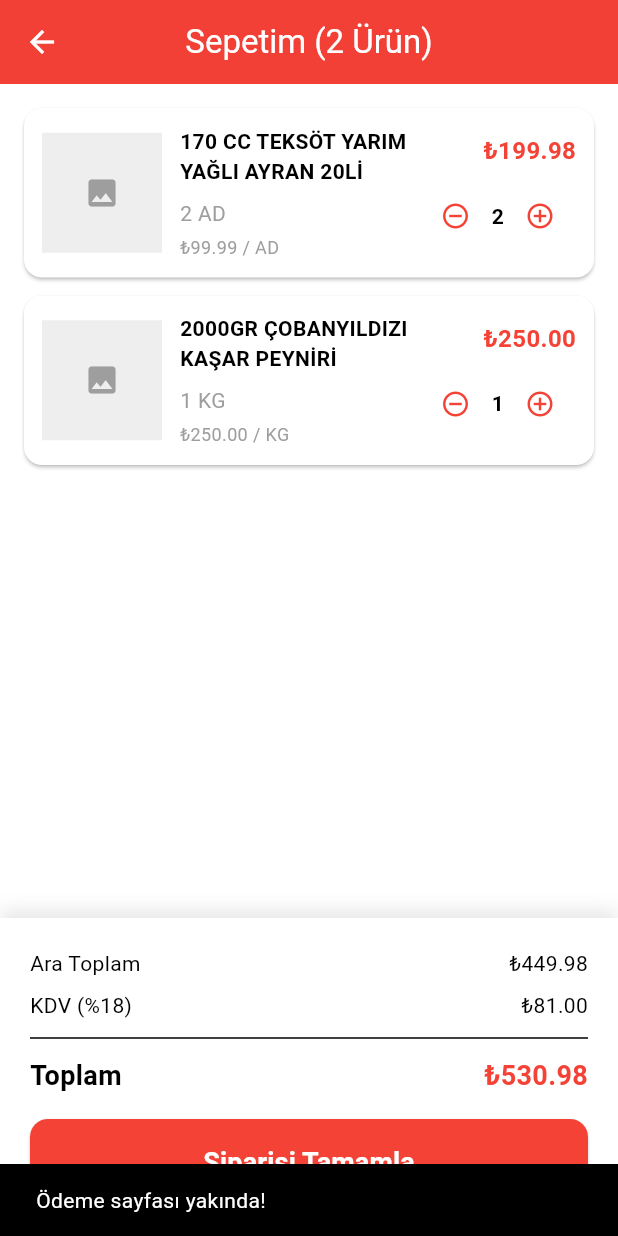
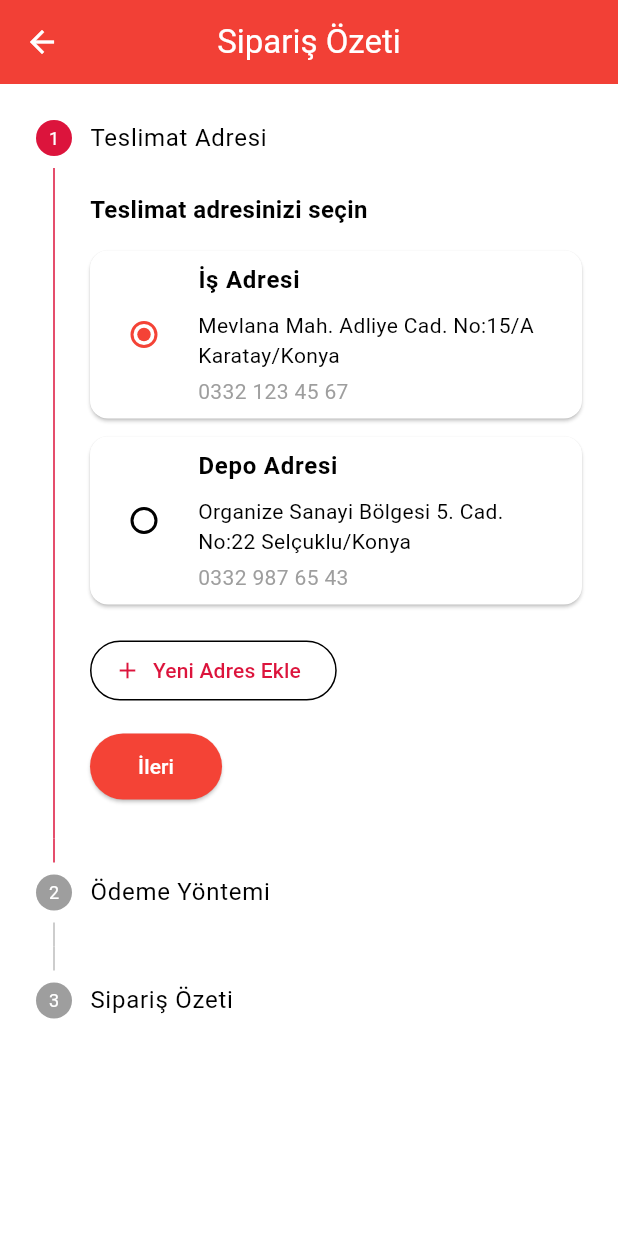
Before and after one commit to MuhammedEbrar/kaptan-catering-mobile, a Flutter app: the CartScreen screen opened directly, after a tap on "Siparişi Tamamla", on a phone screen of 412 x 824 dp. Run offline on Flutter 3.47's test engine with Material 3 defaults, Android fonts, the light colour scheme and no system bars; our stand-ins replace dio, flutter_secure_storage, get_it, shared_preferences; accounts and stored records are empty.

Commit message:
feat: Checkout ve sipariş başarılı sayfaları eklendi

```diff
--- a/lib/presentation/screens/cart/cart_screen.dart
+++ b/lib/presentation/screens/cart/cart_screen.dart
@@ -1,4 +1,5 @@
 import 'package:flutter/material.dart';
+import 'checkout_screen.dart';
 
 class CartScreen extends StatefulWidget {
   const CartScreen({Key? key}) : super(key: key);
@@ -245,10 +246,10 @@ class _CartScreenState extends State<CartScreen> {
           const SizedBox(height: 16),
           ElevatedButton(
             onPressed: () {
-              ScaffoldMessenger.of(context).showSnackBar(
-                const SnackBar(
-                  content: Text('Ödeme sayfası yakında!'),
-                  duration: Duration(seconds: 2),
+              Navigator.push(
+                context,
+                MaterialPageRoute(
+                  builder: (_) => const CheckoutScreen(),
                 ),
               );
             },
--- /dev/null
+++ b/lib/presentation/screens/cart/checkout_screen.dart
@@ -0,0 +1,427 @@
+import 'package:flutter/material.dart';
+
+class CheckoutScreen extends StatefulWidget {
+  const CheckoutScreen({Key? key}) : super(key: key);
+
+  @override
+  State<CheckoutScreen> createState() => _CheckoutScreenState();
+}
+
+class _CheckoutScreenState extends State<CheckoutScreen> {
+  int _currentStep = 0;
+  int _selectedAddressIndex = 0;
+  int _selectedPaymentIndex = 0;
+  bool _termsAccepted = false;
+
+  final List<Map<String, String>> _addresses = [
+    {
+      'title': 'İş Adresi',
+      'address': 'Mevlana Mah. Adliye Cad. No:15/A Karatay/Konya',
+      'phone': '0332 123 45 67',
+    },
+    {
+      'title': 'Depo Adresi',
+      'address': 'Organize Sanayi Bölgesi 5. Cad. No:22 Selçuklu/Konya',
+      'phone': '0332 987 65 43',
+    },
+  ];
+
+  @override
+  Widget build(BuildContext context) {
+    return Scaffold(
+      appBar: AppBar(
+        title: const Text('Sipariş Özeti'),
+        backgroundColor: Colors.red,
+      ),
+      body: Stepper(
+        currentStep: _currentStep,
+        onStepContinue: () {
+          if (_currentStep < 2) {
+            setState(() {
+              _currentStep++;
+            });
+          } else {
+            _completeOrder();
+          }
+        },
+        onStepCancel: () {
+          if (_currentStep > 0) {
+            setState(() {
+              _currentStep--;
+            });
+          }
+        },
+        controlsBuilder: (context, details) {
+          return Padding(
+            padding: const EdgeInsets.only(top: 16),
+            child: Row(
+              children: [
+                ElevatedButton(
+                  onPressed: details.onStepContinue,
+                  style: ElevatedButton.styleFrom(
+                    backgroundColor: Colors.red,
+                    padding: const EdgeInsets.symmetric(horizontal: 32, vertical: 12),
+                  ),
+                  child: Text(
+                    _currentStep == 2 ? 'Siparişi Onayla' : 'İleri',
+                    style: const TextStyle(color: Colors.white),
+                  ),
+                ),
+                if (_currentStep > 0) ...[
+                  const SizedBox(width: 12),
+                  OutlinedButton(
+                    onPressed: details.onStepCancel,
+                    child: const Text('Geri'),
+                  ),
+                ],
+              ],
+            ),
+          );
+        },
+        steps: [
+          Step(
+            title: const Text('Teslimat Adresi'),
+            content: _buildAddressStep(),
+            isActive: _currentStep >= 0,
+            state: _currentStep > 0 ? StepState.complete : StepState.indexed,
+          ),
+          Step(
+            title: const Text('Ödeme Yöntemi'),
+            content: _buildPaymentStep(),
+            isActive: _currentStep >= 1,
+            state: _currentStep > 1 ? StepState.complete : StepState.indexed,
+          ),
+          Step(
+            title: const Text('Sipariş Özeti'),
+            content: _buildSummaryStep(),
+            isActive: _currentStep >= 2,
+          ),
+        ],
+      ),
+    );
+  }
+
+  Widget _buildAddressStep() {
+    return Column(
+      crossAxisAlignment: CrossAxisAlignment.start,
+      children: [
+        const Text(
+          'Teslimat adresinizi seçin',
+          style: TextStyle(fontWeight: FontWeight.bold, fontSize: 16),
+        ),
+        const SizedBox(height: 16),
+        ...List.generate(_addresses.length, (index) {
+          final address = _addresses[index];
+          return Card(
+            margin: const EdgeInsets.only(bottom: 12),
+            child: RadioListTile<int>(
+              value: index,
+              groupValue: _selectedAddressIndex,
+              onChanged: (value) {
+                setState(() {
+                  _selectedAddressIndex = value!;
+                });
+              },
+              title: Text(
+                address['title']!,
+                style: const TextStyle(fontWeight: FontWeight.bold),
+              ),
+              subtitle: Column(
+                crossAxisAlignment: CrossAxisAlignment.start,
+                children: [
+                  const SizedBox(height: 8),
+                  Text(address['address']!),
+                  const SizedBox(height: 4),
+                  Text(
+                    address['phone']!,
+                    style: const TextStyle(color: Colors.grey),
+                  ),
+                ],
+              ),
+              activeColor: Colors.red,
+            ),
+          );
+        }),
+        const SizedBox(height: 8),
+        OutlinedButton.icon(
+          onPressed: () {
+            ScaffoldMessenger.of(context).showSnackBar(
+              const SnackBar(content: Text('Yeni adres ekleme yakında!')),
+            );
+          },
+          icon: const Icon(Icons.add),
+          label: const Text('Yeni Adres Ekle'),
+        ),
+      ],
+    );
+  }
+
+  Widget _buildPaymentStep() {
+    return Column(
+      crossAxisAlignment: CrossAxisAlignment.start,
+      children: [
+        const Text(
+          'Ödeme yönteminizi seçin',
+          style: TextStyle(fontWeight: FontWeight.bold, fontSize: 16),
+        ),
+        const SizedBox(height: 16),
+        Card(
+          child: RadioListTile<int>(
+            value: 0,
+            groupValue: _selectedPaymentIndex,
+            onChanged: (value) {
+              setState(() {
+                _selectedPaymentIndex = value!;
+              });
+            },
+            title: const Text('Kredi/Banka Kartı'),
+            subtitle: const Text('İyzico güvenli ödeme'),
+            secondary: const Icon(Icons.credit_card, color: Colors.red),
+            activeColor: Colors.red,
+          ),
+        ),
+        Card(
+          child: RadioListTile<int>(
+            value: 1,
+            groupValue: _selectedPaymentIndex,
+            onChanged: (value) {
+              setState(() {
+                _selectedPaymentIndex = value!;
+              });
+            },
+            title: const Text('Kapıda Ödeme'),
+            subtitle: const Text('Teslimat sırasında nakit veya POS ile'),
+            secondary: const Icon(Icons.money, color: Colors.red),
+            activeColor: Colors.red,
+          ),
+        ),
+      ],
+    );
+  }
+
+  Widget _buildSummaryStep() {
+    final selectedAddress = _addresses[_selectedAddressIndex];
+    final paymentMethod = _selectedPaymentIndex == 0
+        ? 'Kredi/Banka Kartı'
+        : 'Kapıda Ödeme';
+
+    return Column(
+      crossAxisAlignment: CrossAxisAlignment.start,
+      children: [
+        const Text(
+          'Sipariş Bilgileri',
+          style: TextStyle(fontWeight: FontWeight.bold, fontSize: 18),
+        ),
+        const SizedBox(height: 16),
+
+        // Ürünler
+        Card(
+          child: Padding(
+            padding: const EdgeInsets.all(16),
+            child: Column(
+              crossAxisAlignment: CrossAxisAlignment.start,
+              children: [
+                const Text(
+                  'Ürünler',
+                  style: TextStyle(fontWeight: FontWeight.bold),
+                ),
+                const SizedBox(height: 8),
+                const Text('2 ürün'),
+                const Text('170 CC TEKSÖT YARIM YAĞLI AYRAN x2'),
+                const Text('2000GR ÇOBANYILDIZI KAŞAR PEYNİRİ x1'),
+              ],
+            ),
+          ),
+        ),
+
+        // Teslimat Adresi
+        Card(
+          child: ListTile(
+            leading: const Icon(Icons.location_on, color: Colors.red),
+            title: Text(
+              selectedAddress['title']!,
+              style: const TextStyle(fontWeight: FontWeight.bold),
+            ),
+            subtitle: Text(selectedAddress['address']!),
+            trailing: TextButton(
+              onPressed: () {
+                setState(() {
+                  _currentStep = 0;
+                });
+              },
+              child: const Text('Değiştir'),
+            ),
+          ),
+        ),
+
+        // Ödeme Yöntemi
+        Card(
+          child: ListTile(
+            leading: Icon(
+              _selectedPaymentIndex == 0 ? Icons.credit_card : Icons.money,
+              color: Colors.red,
+            ),
+            title: const Text(
+              'Ödeme Yöntemi',
+              style: TextStyle(fontWeight: FontWeight.bold),
+            ),
+            subtitle: Text(paymentMethod),
+            trailing: TextButton(
+              onPressed: () {
+                setState(() {
+                  _currentStep = 1;
+                });
+              },
+              child: const Text('Değiştir'),
+            ),
+          ),
+        ),
+
+        // Tutar Özeti
+        Card(
+          child: Padding(
+            padding: const EdgeInsets.all(16),
+            child: Column(
+              children: [
+                _buildPriceRow('Ara Toplam', '₺449.98'),
+                _buildPriceRow('KDV (%18)', '₺81.00'),
+                const Divider(height: 24),
+                _buildPriceRow('Toplam', '₺530.98', isBold: true),
+              ],
+            ),
+          ),
+        ),
+
+        const SizedBox(height: 16),
+
+        // Kullanım Şartları
+        CheckboxListTile(
+          value: _termsAccepted,
+          onChanged: (value) {
+            setState(() {
+              _termsAccepted = value!;
+            });
+          },
+          title: const Text('Kullanım koşullarını kabul ediyorum'),
+          controlAffinity: ListTileControlAffinity.leading,
+          activeColor: Colors.red,
+        ),
+      ],
+    );
+  }
+
+  Widget _buildPriceRow(String label, String price, {bool isBold = false}) {
+    return Padding(
+      padding: const EdgeInsets.symmetric(vertical: 4),
+      child: Row(
+        mainAxisAlignment: MainAxisAlignment.spaceBetween,
+        children: [
+          Text(
+            label,
+            style: TextStyle(
+              fontWeight: isBold ? FontWeight.bold : FontWeight.normal,
+              fontSize: isBold ? 16 : 14,
+            ),
+          ),
+          Text(
+            price,
+            style: TextStyle(
+              fontWeight: isBold ? FontWeight.bold : FontWeight.normal,
+              fontSize: isBold ? 16 : 14,
+              color: isBold ? Colors.red : Colors.black,
+            ),
+          ),
+        ],
+      ),
+    );
+  }
+
+  void _completeOrder() {
+    if (!_termsAccepted) {
+      ScaffoldMessenger.of(context).showSnackBar(
+        const SnackBar(
+          content: Text('Lütfen kullanım koşullarını kabul edin'),
+          backgroundColor: Colors.red,
+        ),
+      );
+      return;
+    }
+
+    // Sipariş başarılı sayfasına git
+    Navigator.pushReplacement(
+      context,
+      MaterialPageRoute(
+        builder: (_) => const OrderSuccessScreen(),
+      ),
+    );
+  }
+}
+
+// Basit sipariş başarılı sayfası
+class OrderSuccessScreen extends StatelessWidget {
+  const OrderSuccessScreen({Key? key}) : super(key: key);
+
+  @override
+  Widget build(BuildContext context) {
+    return Scaffold(
+      body: Center(
+        child: Padding(
+          padding: const EdgeInsets.all(32),
+          child: Column(
+            mainAxisAlignment: MainAxisAlignment.center,
+            children: [
+              const Icon(
+                Icons.check_circle,
+                color: Colors.green,
+                size: 100,
+              ),
+              const SizedBox(height: 24),
+              const Text(
+                'Siparişiniz Alındı!',
+                style: TextStyle(
+                  fontSize: 24,
+                  fontWeight: FontWeight.bold,
+                ),
+              ),
+              const SizedBox(height: 16),
+              Container(
+                padding: const EdgeInsets.all(16),
+                decoration: BoxDecoration(
+                  border: Border.all(color: Colors.grey),
+                  borderRadius: BorderRadius.circular(12),
+                ),
+                child: const Text(
+                  'Sipariş No: #12345',
+                  style: TextStyle(
+                    fontSize: 18,
+                    fontWeight: FontWeight.bold,
+                  ),
+                ),
+              ),
+              const SizedBox(height: 24),
+              const Text(
+                'Siparişiniz hazırlanıyor',
+                textAlign: TextAlign.center,
+                style: TextStyle(color: Colors.grey),
+              ),
+              const SizedBox(height: 32),
+              ElevatedButton(
+                onPressed: () {
+                  Navigator.of(context).popUntil((route) => route.isFirst);
+                },
+                style: ElevatedButton.styleFrom(
+                  backgroundColor: Colors.red,
+                  padding: const EdgeInsets.symmetric(horizontal: 32, vertical: 16),
+                ),
+                child: const Text(
+                  'Ana Sayfaya Dön',
+                  style: TextStyle(color: Colors.white, fontSize: 16),
+                ),
+              ),
+            ],
+          ),
+        ),
+      ),
+    );
+  }
+}
```
